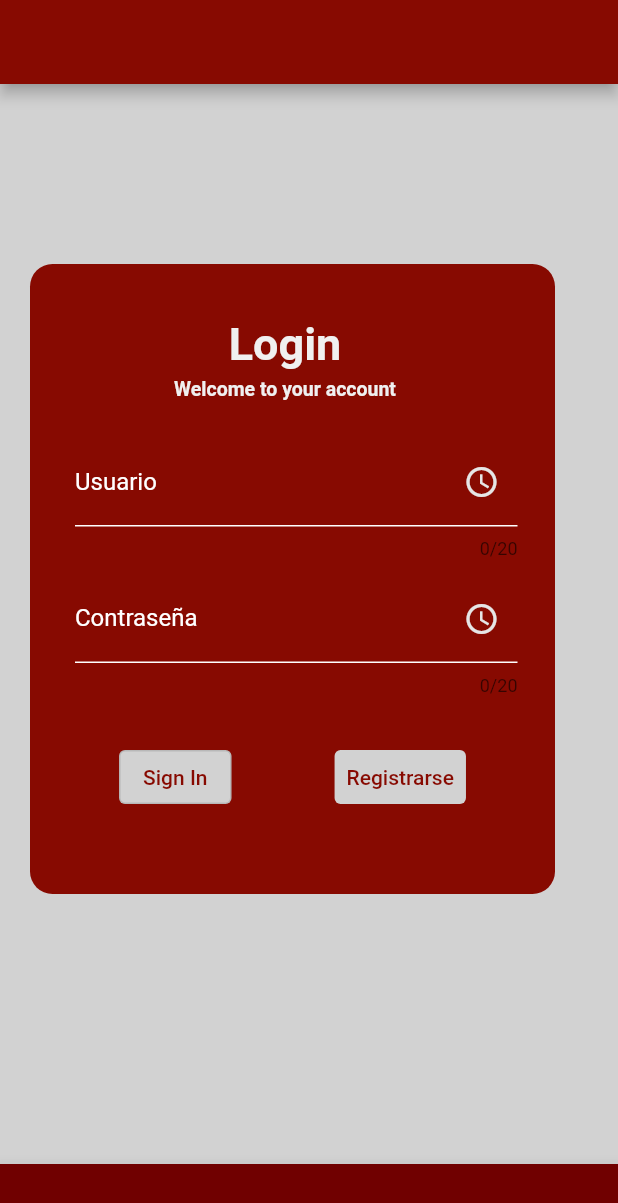
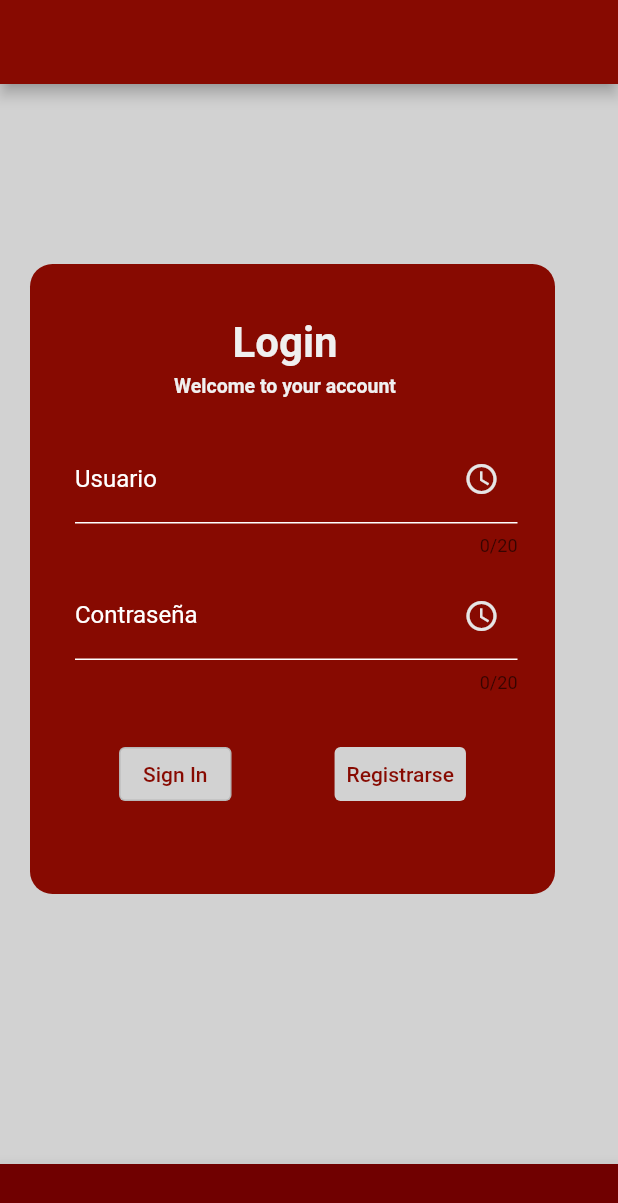
Before and after one commit to gaazpio/tercerApply, a Flutter app: the screen it shows after launch, on a phone screen of 412 x 824 dp. Shown: the top 1203 px of the screen. Run offline on Flutter 3.47's test engine with Material 2 defaults, Android fonts, the phone set to English and light mode, and no system bars; our stand-ins replace cloud_firestore, firebase_auth, firebase_core, google_fonts; accounts and stored records are empty; Roboto replaces fonts that are missing (Alegreya).

Commit message:
fuentes google fonts puestas, una distinta en web y otra en IOS e android

```diff
--- a/lib/app2.dart
+++ b/lib/app2.dart
@@ -25,6 +25,11 @@ class App2 extends StatelessWidget {
    if (DataHolder().platformAdmin.isIosPlatform() ||
         DataHolder().platformAdmin.isAndroidPlatform()) {
       materialappmobile = MaterialApp(
+        theme: ThemeData(
+          textTheme: GoogleFonts.alegreyaTextTheme(
+            Theme.of(context).textTheme,
+          ),
+        ),
         initialRoute: "/splash",
         routes: {
           "/loginView": (context) => LoginView(),
@@ -39,7 +44,7 @@ class App2 extends StatelessWidget {
     else if (DataHolder().platformAdmin.isWebPlatform()) {
       materialappmobile = MaterialApp(
         theme: ThemeData(
-          textTheme: GoogleFonts.alegreyaTextTheme(
+          textTheme: GoogleFonts.anekLatinTextTheme(
             Theme.of(context).textTheme,
           ),
         ),
--- a/lib/src/login_views/LoginView.dart
+++ b/lib/src/login_views/LoginView.dart
@@ -70,7 +70,7 @@ class LoginView extends StatelessWidget {
                   textAlign: TextAlign.left,
                   overflow: TextOverflow.ellipsis,
                   style: TextStyle(
-                    fontSize: 30,
+                    fontSize: 28,
                     fontWeight: FontWeight.bold,
                     color: Color.fromRGBO(240, 240, 240, 20),
                   ),
```
Also changed, not shown: pubspec.yaml (+7 -8 lines), pubspec.lock.
